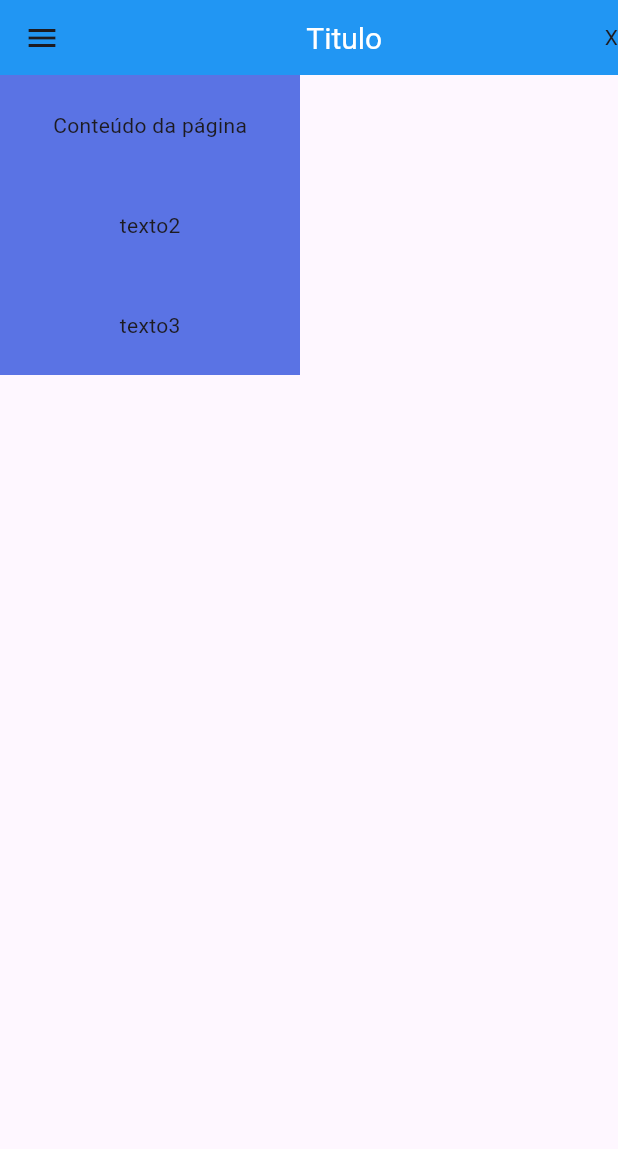
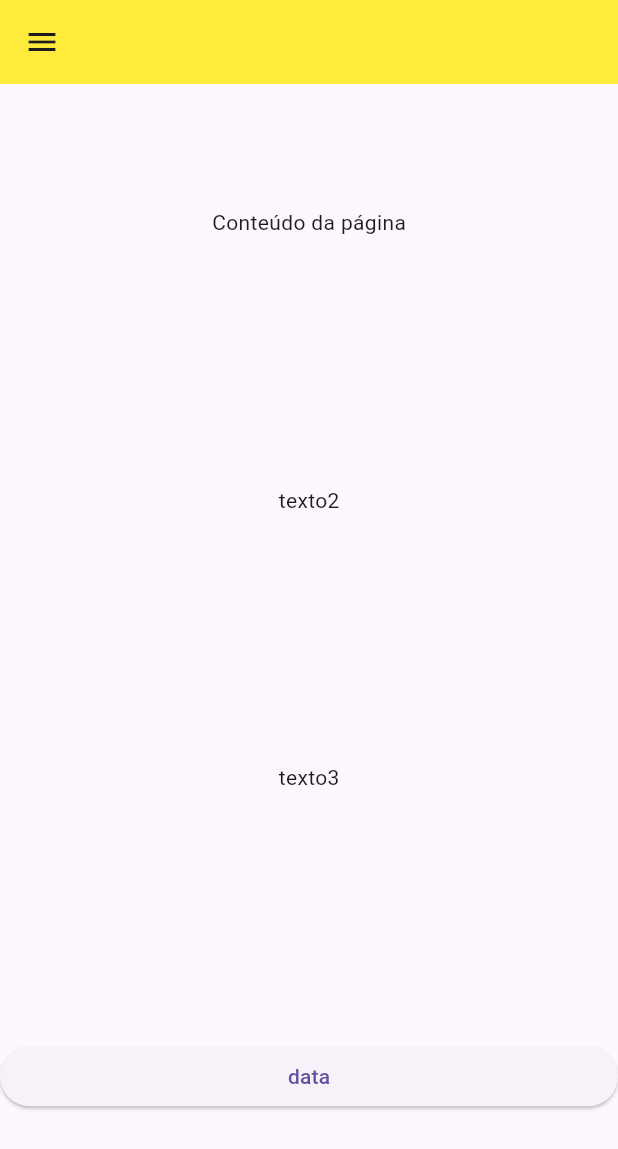
Before and after one commit to viniciu-pereira/DartAndFlutter, a Flutter app: the screen it shows after launch, on a phone screen of 412 x 824 dp. Shown: the top 1149 px of the screen. Run offline on Flutter 3.47's test engine with Material 3 defaults, Android fonts, the phone set to English and light mode, and no system bars.

Commit message:
Atualizações e teste de novos metodos

```diff
--- a/lib/home_page.dart
+++ b/lib/home_page.dart
@@ -5,34 +5,38 @@ class HomePage extends StatelessWidget {
   Widget build(BuildContext context) {
     return Scaffold(
       appBar: AppBar(
-        backgroundColor: Colors.blue, // Definindo a cor azul para a AppBar
-        title: const Center(
-          child: Text(
-            'Titulo',
-            style: TextStyle(
-                fontSize: 20,
-                color: Colors.white), // Tamanho da fonte do título
+          // backgroundColor: Colors.blue, // Definindo a cor azul para a AppBar
+          // title: const Center(
+          //   child: Text(
+          //     'Titulo',
+          //     style: TextStyle(
+          //         fontSize: 20,
+          //         color: Colors.white), // Tamanho da fonte do título
+          //   ),
+          // ),
+          // // Usando um tamanho preferido para evitar problemas de layout
+          // toolbarHeight: 50, // Altura da AppBar
+          // actions: const [
+          //   Center(
+          //     child: Text('X'),
+          //   ),
+          // ],
           ),
-        ),
-        // Usando um tamanho preferido para evitar problemas de layout
-        toolbarHeight: 50, // Altura da AppBar
-        actions: const [
-          Center(
-            child: Text('X'),
-          ),
-        ],
-      ),
       body: Container(
-        width: 200,
-        height: 200,
-        color: const Color.fromARGB(255, 90, 115, 228),
-        child: const Column(
+        width: double.infinity,
+        // height: 200,
+        // color: const Color.fromARGB(255, 90, 115, 228),
+        child: Column(
           mainAxisAlignment: MainAxisAlignment.spaceAround,
           crossAxisAlignment: CrossAxisAlignment.center,
+          mainAxisSize: MainAxisSize.max,
           children: [
             Text('Conteúdo da página'),
             Text('texto2'),
             Text('texto3'),
+            Container(
+                width: double.infinity,
+                child: ElevatedButton(onPressed: () {}, child: Text('data')))
           ],
         ),
       ),
--- a/lib/main.dart
+++ b/lib/main.dart
@@ -4,6 +4,12 @@ import 'package:flutter/material.dart';
 void main() {
   runApp(
     MaterialApp(
+      theme: ThemeData(
+        useMaterial3: true,
+        appBarTheme: AppBarTheme(
+          backgroundColor: Colors.yellow,
+        ),
+      ),
       home: HomePage(),
     ),
   );
```
Also changed, not shown: 1 other file.
